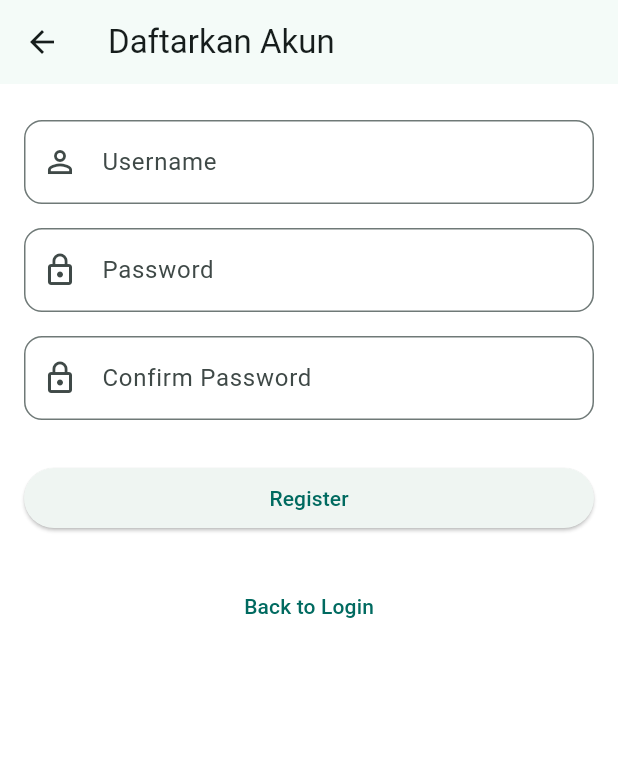
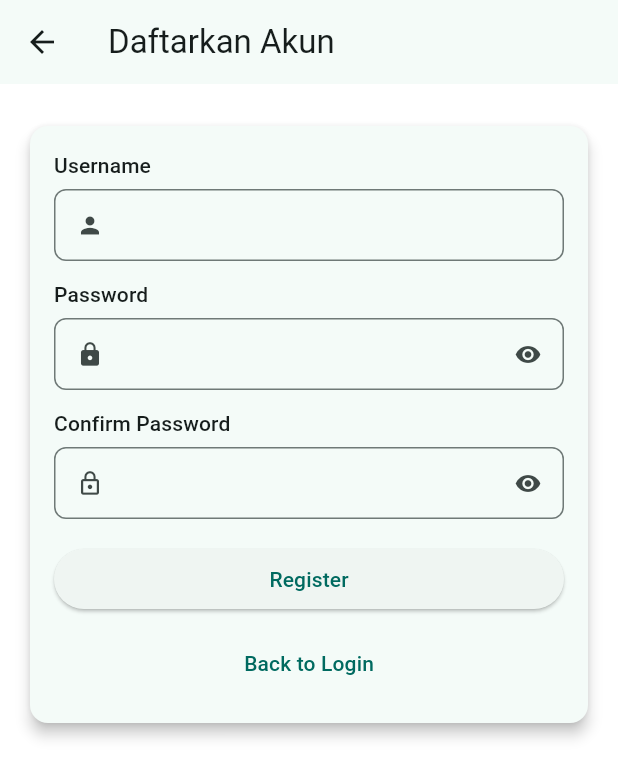
Before and after one commit to fardilk/fotonota, a Flutter app: the RegisterPage screen opened by its route, on a phone screen of 412 x 824 dp. Shown: the top 778 px of the screen. Run offline on Flutter 3.47's test engine with Material 3 defaults, Android fonts, the phone set to English and light mode, and no system bars; our stand-ins replace dio, firebase_core, fl_chart, flutter_riverpod, font_awesome_flutter, image_picker and 2 more; accounts and stored records are empty; network calls fail.

Commit message:
Add reusable form components (FormCard, LabeledTextField, FormActions, FormScaffold, validators); refactor auth forms; fix context async usage

```diff
--- /dev/null
+++ b/lib/core/widgets/form_actions.dart
@@ -0,0 +1,21 @@
+import 'package:flutter/material.dart';
+import 'primary_button.dart';
+
+class FormActions extends StatelessWidget {
+  final Widget? leading;
+  final String label;
+  final VoidCallback onPressed;
+  final bool loading;
+
+  const FormActions({super.key, this.leading, required this.label, required this.onPressed, this.loading = false});
+
+  @override
+  Widget build(BuildContext context) {
+    return Row(
+      children: [
+        if (leading != null) ...[leading!, const SizedBox(width: 12)],
+        Expanded(child: PrimaryButton(label: loading ? 'Please wait...' : label, onPressed: loading ? null : onPressed)),
+      ],
+    );
+  }
+}
--- /dev/null
+++ b/lib/core/widgets/form_card.dart
@@ -0,0 +1,37 @@
+import 'package:flutter/material.dart';
+
+class FormCard extends StatefulWidget {
+  final Widget child;
+  final EdgeInsetsGeometry padding;
+  final double elevation;
+  final Color? color;
+  final Duration duration;
+
+  const FormCard({super.key, required this.child, this.padding = const EdgeInsets.all(16), this.elevation = 4, this.color, this.duration = const Duration(milliseconds: 300)});
+
+  @override
+  State<FormCard> createState() => _FormCardState();
+}
+
+class _FormCardState extends State<FormCard> with SingleTickerProviderStateMixin {
+  @override
+  Widget build(BuildContext context) {
+    final cs = Theme.of(context).colorScheme;
+    return TweenAnimationBuilder<double>(
+      tween: Tween(begin: 0.0, end: 1.0),
+      duration: widget.duration,
+      builder: (context, v, child) {
+        return Opacity(
+          opacity: v,
+          child: Transform.translate(offset: Offset(0, (1 - v) * 8), child: child),
+        );
+      },
+      child: Card(
+        color: widget.color ?? cs.surface,
+        elevation: widget.elevation,
+        shape: RoundedRectangleBorder(borderRadius: BorderRadius.circular(12)),
+        child: Padding(padding: widget.padding, child: widget.child),
+      ),
+    );
+  }
+}
--- /dev/null
+++ b/lib/core/widgets/form_validators.dart
@@ -0,0 +1,4 @@
+class FormValidators {
+  static String? nonEmpty(String? v) => (v == null || v.trim().isEmpty) ? 'Required' : null;
+  static String? match(String? v, String other, [String? message]) => (v == null || v != other) ? (message ?? 'Does not match') : null;
+}
--- /dev/null
+++ b/lib/core/widgets/labeled_text_field.dart
@@ -0,0 +1,60 @@
+import 'package:flutter/material.dart';
+
+class LabeledTextField extends StatefulWidget {
+  final String label;
+  final String? hint;
+  final String? helper;
+  final TextEditingController? controller;
+  final bool obscureText;
+  final TextInputType keyboardType;
+  final Widget? prefixIcon;
+  final String? Function(String?)? validator;
+
+  const LabeledTextField({super.key, required this.label, this.hint, this.helper, this.controller, this.obscureText = false, this.keyboardType = TextInputType.text, this.prefixIcon, this.validator});
+
+  @override
+  State<LabeledTextField> createState() => _LabeledTextFieldState();
+}
+
+class _LabeledTextFieldState extends State<LabeledTextField> {
+  late bool _obscure;
+
+  @override
+  void initState() {
+    super.initState();
+    _obscure = widget.obscureText;
+  }
+
+  @override
+  Widget build(BuildContext context) {
+    final cs = Theme.of(context).colorScheme;
+    return Column(
+      crossAxisAlignment: CrossAxisAlignment.start,
+      children: [
+        Text(widget.label, style: Theme.of(context).textTheme.labelLarge),
+        if (widget.helper != null) ...[const SizedBox(height: 4), Text(widget.helper!, style: Theme.of(context).textTheme.bodySmall)],
+        const SizedBox(height: 6),
+        TextFormField(
+          controller: widget.controller,
+          obscureText: _obscure,
+          keyboardType: widget.keyboardType,
+          validator: widget.validator,
+          decoration: InputDecoration(
+            hintText: widget.hint,
+            prefixIcon: widget.prefixIcon,
+            suffixIcon: widget.obscureText
+                ? IconButton(
+                    onPressed: () => setState(() => _obscure = !_obscure),
+                    icon: Icon(_obscure ? Icons.visibility : Icons.visibility_off),
+                  )
+                : null,
+            border: OutlineInputBorder(borderRadius: BorderRadius.circular(8)),
+            focusedBorder: OutlineInputBorder(borderRadius: BorderRadius.circular(8), borderSide: BorderSide(color: cs.primary, width: 2)),
+            isDense: true,
+            contentPadding: const EdgeInsets.symmetric(vertical: 12, horizontal: 12),
+          ),
+        ),
+      ],
+    );
+  }
+}
--- /dev/null
+++ b/lib/core/widgets/widgets.dart
@@ -0,0 +1,6 @@
+export 'form_card.dart';
+export 'labeled_text_field.dart';
+export 'form_actions.dart';
+export 'primary_button.dart';
+export 'form_scaffold.dart';
+export 'form_validators.dart';
--- a/lib/features/auth/presentation/register_page.dart
+++ b/lib/features/auth/presentation/register_page.dart
@@ -1,7 +1,6 @@
 import 'package:flutter/material.dart';
 import 'package:flutter_riverpod/flutter_riverpod.dart';
-import '../../../core/widgets/app_text_field.dart';
-import '../../../core/widgets/primary_button.dart';
+import '../../../core/widgets/widgets.dart';
 import '../../../core/config/providers.dart';
 
 class RegisterPage extends ConsumerStatefulWidget {
@@ -73,34 +72,24 @@ class _RegisterPageState extends ConsumerState<RegisterPage> {
             crossAxisAlignment: CrossAxisAlignment.stretch,
             children: [
               const SizedBox(height: 8),
-              AppTextField.username(controller: _usernameCtrl),
-              const SizedBox(height: 16),
-              AppTextField.password(controller: _passwordCtrl, last: false),
-              const SizedBox(height: 16),
-              AppTextField(
-                controller: _confirmCtrl,
-                label: 'Confirm Password',
-                hint: 'Re-enter password',
-                obscure: true,
-                prefixIcon: const Icon(Icons.lock_outline),
-                validator: _confirmValidator,
-                textInputAction: TextInputAction.done,
-                onSubmittedAction: _submit,
-              ),
-              const SizedBox(height: 28),
-              PrimaryButton(
-                label: _submitting ? 'Registering...' : 'Register',
-                loading: _submitting,
-                onPressed: _submitting ? null : _submit,
-              ),
-              if (_error != null) ...[
-                const SizedBox(height: 16),
-                Text(_error!, style: const TextStyle(color: Colors.redAccent)),
-              ],
-              const SizedBox(height: 24),
-              TextButton(
-                onPressed: _submitting ? null : () => Navigator.pop(context),
-                child: const Text('Back to Login'),
+              FormCard(
+                child: Column(
+                  children: [
+                    LabeledTextField(label: 'Username', controller: _usernameCtrl, prefixIcon: const Icon(Icons.person)),
+                    const SizedBox(height: 12),
+                    LabeledTextField(label: 'Password', controller: _passwordCtrl, obscureText: true, prefixIcon: const Icon(Icons.lock)),
+                    const SizedBox(height: 12),
+                    LabeledTextField(label: 'Confirm Password', controller: _confirmCtrl, obscureText: true, prefixIcon: const Icon(Icons.lock_outline), validator: _confirmValidator),
+                    const SizedBox(height: 16),
+                    FormActions(label: _submitting ? 'Registering...' : 'Register', loading: _submitting, onPressed: _submitting ? (){} : _submit),
+                    if (_error != null) ...[
+                      const SizedBox(height: 12),
+                      Text(_error!, style: const TextStyle(color: Colors.redAccent)),
+                    ],
+                    const SizedBox(height: 8),
+                    TextButton(onPressed: _submitting ? null : () => Navigator.pop(context), child: const Text('Back to Login')),
+                  ],
+                ),
               ),
             ],
           ),
--- a/lib/features/dashboard/presentation/dashboard_page.dart
+++ b/lib/features/dashboard/presentation/dashboard_page.dart
@@ -279,7 +279,8 @@ Future<void> _showCreateProfileDialog(BuildContext context, WidgetRef ref, {User
                 await ref.read(profileRepoProvider).createProfile(name: nameCtrl.text.trim());
                 ref.read(dashboardRefreshProvider.notifier).bump();
                 // ignore editing extended fields for brevity
-                Navigator.pop(ctx);
+                  if (!context.mounted) return;
+                  Navigator.pop(context);
               } finally { setState(()=> submitting = false); }
             },
             child: Text(submitting ? 'Saving...' : 'Save'),
```
Also changed, not shown: lib/core/widgets/form_scaffold.dart (added, +26 -0 lines), lib/features/auth/presentation/login_page.dart (+15 -16 lines).
